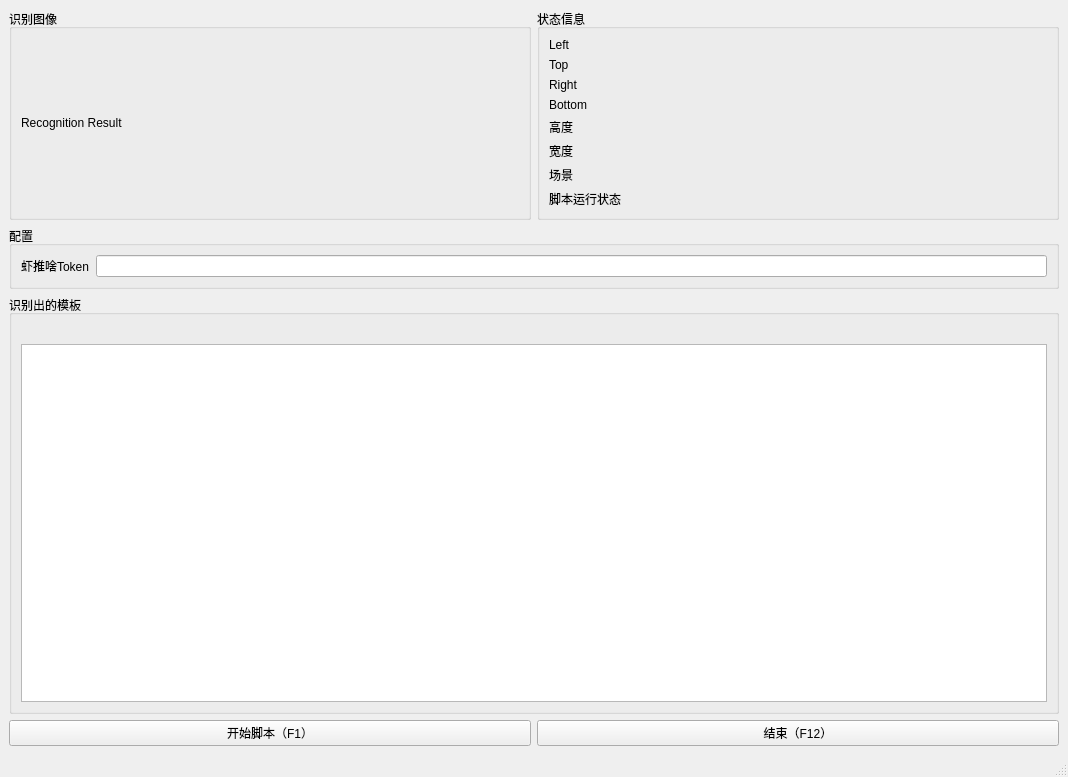
This is view/design/ui/main_window.ui in Connorshen/OnmyojiScript as Qt 5 draws it before an edit. The edited form follows.
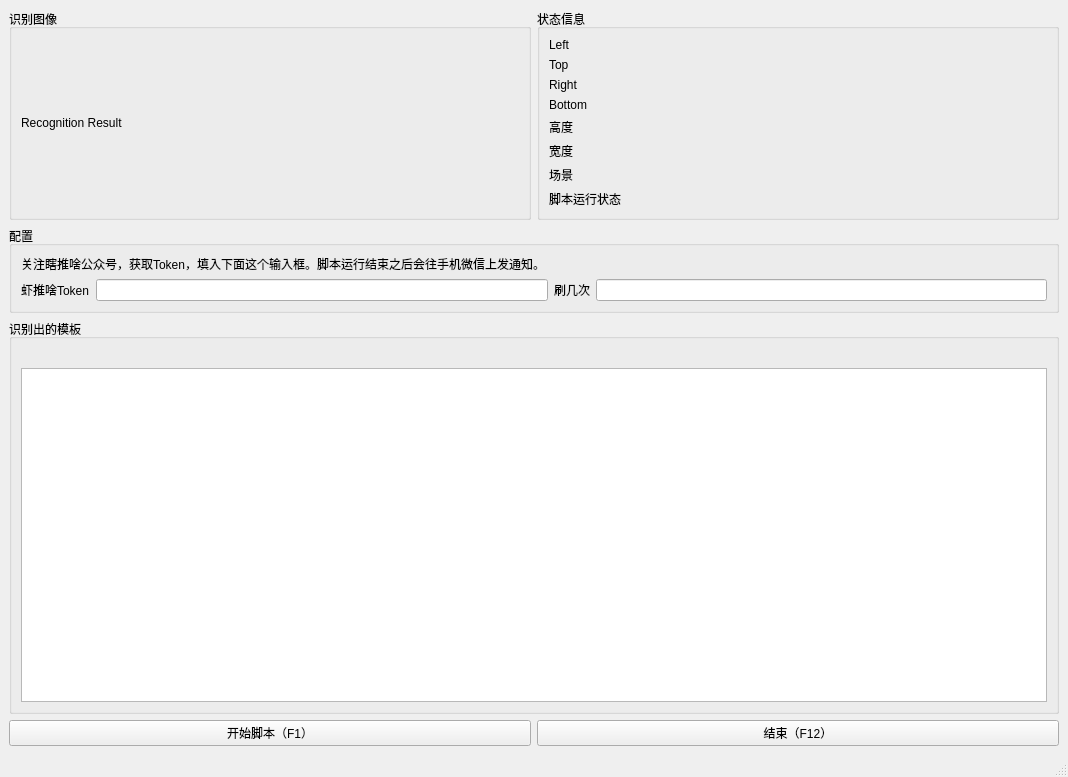
This is the edited form.

The edit to the form file:
```diff
--- a/view/design/ui/main_window.ui
+++ b/view/design/ui/main_window.ui
@@ -168,15 +168,32 @@
       <layout class="QVBoxLayout" name="verticalLayout_5">
        <item>
         <layout class="QGridLayout" name="gridLayout">
-         <item row="0" column="0">
+         <item row="1" column="2">
+          <widget class="QLabel" name="label_4">
+           <property name="text">
+            <string>刷几次</string>
+           </property>
+          </widget>
+         </item>
+         <item row="1" column="1">
+          <widget class="QLineEdit" name="lineEdit"/>
+         </item>
+         <item row="1" column="0">
           <widget class="QLabel" name="label">
            <property name="text">
             <string>虾推啥Token</string>
            </property>
           </widget>
          </item>
-         <item row="0" column="1">
-          <widget class="QLineEdit" name="lineEdit"/>
+         <item row="1" column="3">
+          <widget class="QLineEdit" name="lineEdit_2"/>
+         </item>
+         <item row="0" column="0" colspan="2">
+          <widget class="QLabel" name="label_11">
+           <property name="text">
+            <string>关注瞎推啥公众号，获取Token，填入下面这个输入框。脚本运行结束之后会往手机微信上发通知。</string>
+           </property>
+          </widget>
          </item>
         </layout>
        </item>
```
